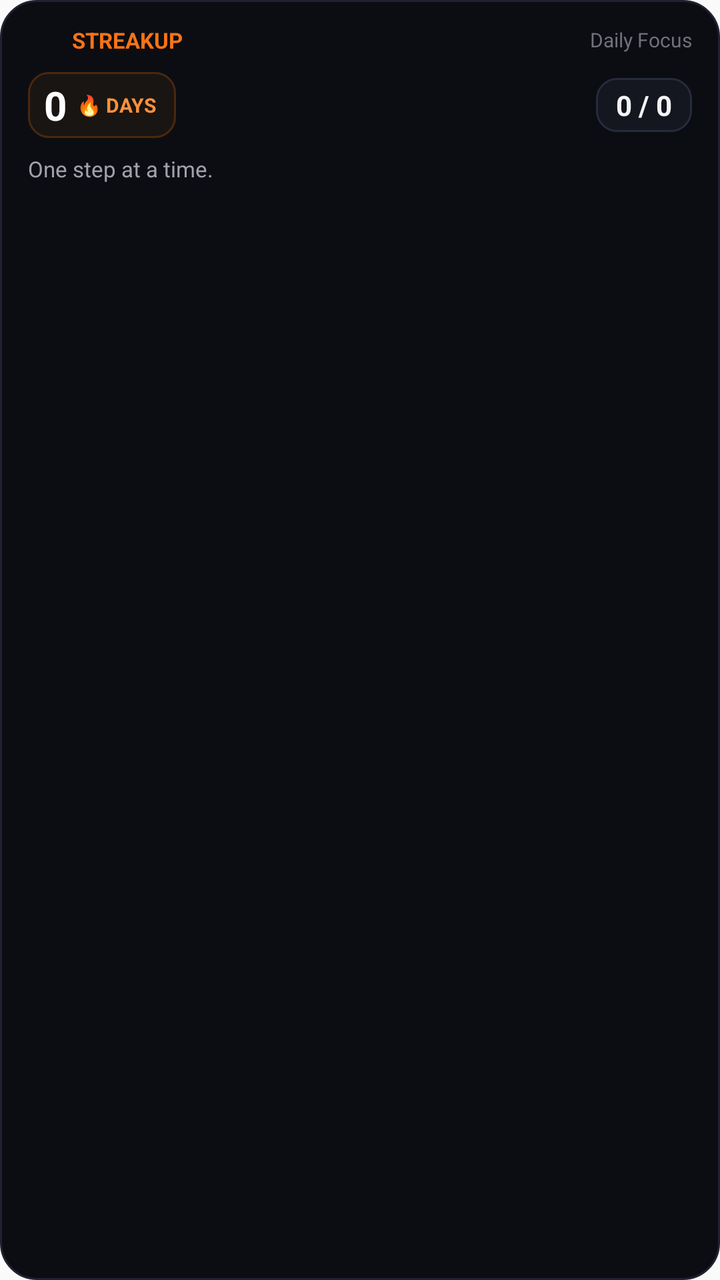
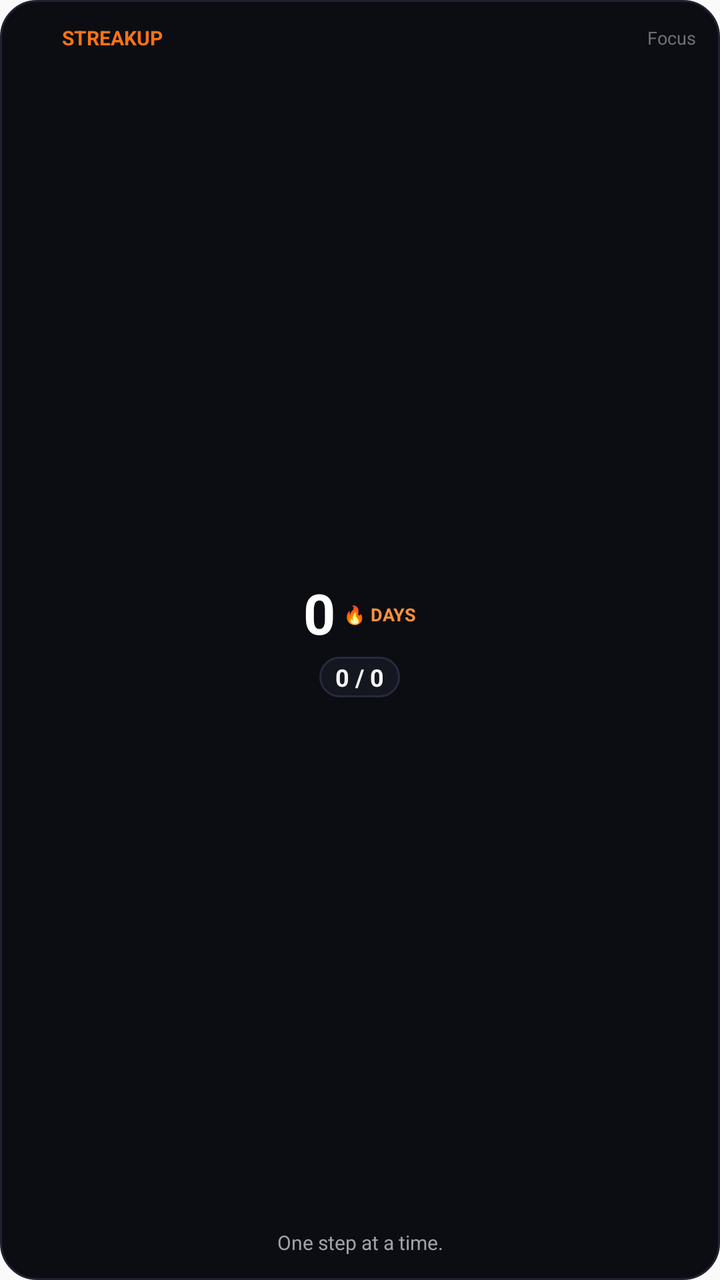

Before-and-after screenshots of an Android layout around one commit, followed by the original layout XML and the change that was made.
<!-- AndroidManifest.xml: application theme AppTheme -->
<!-- res/layout/widget_streakup.xml -->
<?xml version="1.0" encoding="utf-8"?>
<RelativeLayout xmlns:android="http://schemas.android.com/apk/res/android"
    android:id="@+id/widget_root"
    android:layout_width="match_parent"
    android:layout_height="match_parent"
    android:background="@drawable/widget_background"
    android:paddingStart="14dp"
    android:paddingTop="12dp"
    android:paddingEnd="14dp"
    android:paddingBottom="12dp">

    
    <LinearLayout
        android:id="@+id/widget_logged_in_container"
        android:layout_width="match_parent"
        android:layout_height="match_parent"
        android:orientation="vertical"
        android:visibility="visible">

        
        <LinearLayout
            android:layout_width="match_parent"
            android:layout_height="wrap_content"
            android:gravity="center_vertical"
            android:orientation="horizontal">

            <ImageView
                android:id="@+id/widget_logo_icon"
                android:layout_width="16dp"
                android:layout_height="16dp"
                android:contentDescription="@string/app_name"
                android:src="@mipmap/ic_launcher" />

            <TextView
                android:id="@+id/widget_app_title"
                android:layout_width="0dp"
                android:layout_height="wrap_content"
                android:layout_marginStart="6dp"
                android:layout_weight="1"
                android:text="STREAKUP"
                android:textColor="#f97316"
                android:textSize="11sp"
                android:textStyle="bold" />

            <TextView
                android:id="@+id/widget_user_name"
                android:layout_width="wrap_content"
                android:layout_height="wrap_content"
                android:ellipsize="end"
                android:maxLines="1"
                android:text="Daily Focus"
                android:textColor="#71717a"
                android:textSize="10sp" />
        </LinearLayout>

        
        <LinearLayout
            android:layout_width="match_parent"
            android:layout_height="wrap_content"
            android:layout_marginTop="8dp"
            android:gravity="center_vertical"
            android:orientation="horizontal">

            
            <LinearLayout
                android:id="@+id/widget_streak_badge_container"
                android:layout_width="wrap_content"
                android:layout_height="wrap_content"
                android:background="@drawable/widget_badge_background"
                android:gravity="center_vertical"
                android:orientation="horizontal"
                android:paddingStart="8dp"
                android:paddingTop="3dp"
                android:paddingEnd="10dp"
                android:paddingBottom="3dp">

                <TextView
                    android:id="@+id/widget_streak_count"
                    android:layout_width="wrap_content"
                    android:layout_height="wrap_content"
                    android:text="0"
                    android:textColor="#ffffff"
                    android:textSize="20sp"
                    android:textStyle="bold" />

                <TextView
                    android:id="@+id/widget_streak_unit"
                    android:layout_width="wrap_content"
                    android:layout_height="wrap_content"
                    android:layout_marginStart="5dp"
                    android:text="🔥 DAYS"
                    android:textColor="#fb923c"
                    android:textSize="10sp"
                    android:textStyle="bold" />
            </LinearLayout>

            <FrameLayout
                android:layout_width="0dp"
                android:layout_height="1dp"
                android:layout_weight="1" />

            
            <LinearLayout
                android:id="@+id/widget_tasks_container"
                android:layout_width="wrap_content"
                android:layout_height="wrap_content"
                android:background="@drawable/widget_tasks_background"
                android:gravity="center"
                android:orientation="horizontal"
                android:paddingStart="10dp"
                android:paddingTop="4dp"
                android:paddingEnd="10dp"
                android:paddingBottom="4dp">

                <TextView
                    android:id="@+id/widget_tasks_count"
                    android:layout_width="wrap_content"
                    android:layout_height="wrap_content"
                    android:text="0 / 0"
                    android:textColor="#f4f4f5"
                    android:textSize="14sp"
                    android:textStyle="bold" />
            </LinearLayout>
        </LinearLayout>

        
        <TextView
            android:id="@+id/widget_status_message"
            android:layout_width="match_parent"
            android:layout_height="wrap_content"
            android:layout_marginTop="8dp"
            android:ellipsize="end"
            android:maxLines="1"
            android:text="One step at a time."
            android:textColor="#a1a1aa"
            android:textSize="11sp" />
    </LinearLayout>

    
    <LinearLayout
        android:id="@+id/widget_logged_out_container"
        android:layout_width="match_parent"
        android:layout_height="match_parent"
        android:gravity="center"
        android:orientation="vertical"
        android:visibility="gone">

        <ImageView
            android:layout_width="24dp"
            android:layout_height="24dp"
            android:contentDescription="@string/app_name"
            android:src="@mipmap/ic_launcher" />

        <TextView
            android:layout_width="wrap_content"
            android:layout_height="wrap_content"
            android:layout_marginTop="4dp"
            android:text="StreakUp"
            android:textColor="#ffffff"
            android:textSize="13sp"
            android:textStyle="bold" />

        <TextView
            android:id="@+id/widget_logged_out_message"
            android:layout_width="wrap_content"
            android:layout_height="wrap_content"
            android:layout_marginTop="2dp"
            android:text="Tap to sign in and track your streak"
            android:textColor="#71717a"
            android:textSize="11sp" />
    </LinearLayout>

</RelativeLayout>
<!-- resources referenced by this layout -->
<resources>
  <!-- drawable widget_background (drawable) -->
  <?xml version="1.0" encoding="utf-8"?>
  <shape xmlns:android="http://schemas.android.com/apk/res/android"
      android:shape="rectangle">
      <solid android:color="#0c0d12" />
      <corners android:radius="18dp" />
      <stroke
          android:width="1dp"
          android:color="#1f2330" />
  </shape>
  <!-- drawable widget_badge_background (drawable) -->
  <?xml version="1.0" encoding="utf-8"?>
  <shape xmlns:android="http://schemas.android.com/apk/res/android"
      android:shape="rectangle">
      <solid android:color="#191512" />
      <corners android:radius="10dp" />
      <stroke
          android:width="1dp"
          android:color="#4a2810" />
  </shape>
  <!-- drawable widget_tasks_background (drawable) -->
  <?xml version="1.0" encoding="utf-8"?>
  <shape xmlns:android="http://schemas.android.com/apk/res/android"
      android:shape="rectangle">
      <solid android:color="#141720" />
      <corners android:radius="10dp" />
      <stroke
          android:width="1dp"
          android:color="#262b3d" />
  </shape>
  <!-- mipmap ic_launcher (mipmap-anydpi-v26) -->
  <?xml version="1.0" encoding="utf-8"?>
  <adaptive-icon xmlns:android="http://schemas.android.com/apk/res/android">
      <background android:drawable="@color/ic_launcher_background"/>
      <foreground android:drawable="@mipmap/ic_launcher_foreground"/>
  </adaptive-icon>
  <string name="app_name">StreakUp</string>
  <style name="AppTheme" parent="Theme.AppCompat.Light.DarkActionBar">
          
          <item name="colorPrimary">@color/colorPrimary</item>
          <item name="colorPrimaryDark">@color/colorPrimaryDark</item>
          <item name="colorAccent">@color/colorAccent</item>
      </style>
  <color name="ic_launcher_background">#09090b</color>
</resources>

<!-- the commit's change to res/layout/widget_streakup.xml (unified diff, before → after) -->
@@ -4,16 +4,14 @@
     android:layout_width="match_parent"
     android:layout_height="match_parent"
     android:background="@drawable/widget_background"
-    android:paddingStart="14dp"
-    android:paddingTop="12dp"
-    android:paddingEnd="14dp"
-    android:paddingBottom="12dp">
+    android:padding="12dp">
 
     
     <LinearLayout
         android:id="@+id/widget_logged_in_container"
         android:layout_width="match_parent"
         android:layout_height="match_parent"
+        android:gravity="center_horizontal"
         android:orientation="vertical"
         android:visibility="visible">
 
@@ -26,8 +24,8 @@
 
             <ImageView
                 android:id="@+id/widget_logo_icon"
-                android:layout_width="16dp"
-                android:layout_height="16dp"
+                android:layout_width="14dp"
+                android:layout_height="14dp"
                 android:contentDescription="@string/app_name"
                 android:src="@mipmap/ic_launcher" />
 
@@ -35,11 +33,11 @@
                 android:id="@+id/widget_app_title"
                 android:layout_width="0dp"
                 android:layout_height="wrap_content"
-                android:layout_marginStart="6dp"
+                android:layout_marginStart="5dp"
                 android:layout_weight="1"
                 android:text="STREAKUP"
                 android:textColor="#f97316"
-                android:textSize="11sp"
+                android:textSize="10sp"
                 android:textStyle="bold" />
 
             <TextView
@@ -48,69 +46,61 @@
                 android:layout_height="wrap_content"
                 android:ellipsize="end"
                 android:maxLines="1"
-                android:text="Daily Focus"
+                android:text="Focus"
                 android:textColor="#71717a"
-                android:textSize="10sp" />
+                android:textSize="9sp" />
         </LinearLayout>
 
         
         <LinearLayout
             android:layout_width="match_parent"
-            android:layout_height="wrap_content"
-            android:layout_marginTop="8dp"
-            android:gravity="center_vertical"
-            android:orientation="horizontal">
+            android:layout_height="0dp"
+            android:layout_weight="1"
+            android:gravity="center"
+            android:orientation="vertical">
 
             
             <LinearLayout
-                android:id="@+id/widget_streak_badge_container"
                 android:layout_width="wrap_content"
                 android:layout_height="wrap_content"
-                android:background="@drawable/widget_badge_background"
                 android:gravity="center_vertical"
-                android:orientation="horizontal"
-                android:paddingStart="8dp"
-                android:paddingTop="3dp"
-                android:paddingEnd="10dp"
-                android:paddingBottom="3dp">
+                android:orientation="horizontal">
 
                 <TextView
                     android:id="@+id/widget_streak_count"
                     android:layout_width="wrap_content"
                     android:layout_height="wrap_content"
+                    android:includeFontPadding="false"
                     android:text="0"
                     android:textColor="#ffffff"
-                    android:textSize="20sp"
+                    android:textSize="28sp"
                     android:textStyle="bold" />
 
                 <TextView
                     android:id="@+id/widget_streak_unit"
                     android:layout_width="wrap_content"
                     android:layout_height="wrap_content"
-                    android:layout_marginStart="5dp"
+                    android:layout_marginStart="4dp"
+                    android:includeFontPadding="false"
                     android:text="🔥 DAYS"
                     android:textColor="#fb923c"
-                    android:textSize="10sp"
+                    android:textSize="9sp"
                     android:textStyle="bold" />
             </LinearLayout>
-
-            <FrameLayout
-                android:layout_width="0dp"
-                android:layout_height="1dp"
-                android:layout_weight="1" />
 
             
             <LinearLayout
                 android:id="@+id/widget_tasks_container"
                 android:layout_width="wrap_content"
                 android:layout_height="wrap_content"
+                android:layout_marginTop="4dp"
                 android:background="@drawable/widget_tasks_background"
                 android:gravity="center"
                 android:orientation="horizontal"
-                android:paddingStart="10dp"
-                android:paddingTop="4dp"
-                android:paddingEnd="10dp"
-                android:paddingBottom="4dp">
+                android:paddingStart="8dp"
+                android:paddingTop="2dp"
+                android:paddingEnd="8dp"
+                android:paddingBottom="2dp">
 
                 <TextView
                     android:id="@+id/widget_tasks_count"
@@ -118,7 +108,7 @@
                     android:layout_height="wrap_content"
                     android:text="0 / 0"
                     android:textColor="#f4f4f5"
-                    android:textSize="14sp"
+                    android:textSize="12sp"
                     android:textStyle="bold" />
             </LinearLayout>
         </LinearLayout>
@@ -128,12 +118,13 @@
             android:id="@+id/widget_status_message"
             android:layout_width="match_parent"
             android:layout_height="wrap_content"
-            android:layout_marginTop="8dp"
             android:ellipsize="end"
-            android:maxLines="1"
+            android:gravity="center"
+            android:maxLines="2"
             android:text="One step at a time."
+            android:textAlignment="center"
             android:textColor="#a1a1aa"
-            android:textSize="11sp" />
+            android:textSize="10sp" />
     </LinearLayout>
 
     
@@ -146,18 +137,18 @@
         android:visibility="gone">
 
         <ImageView
-            android:layout_width="24dp"
-            android:layout_height="24dp"
+            android:layout_width="22dp"
+            android:layout_height="22dp"
             android:contentDescription="@string/app_name"
             android:src="@mipmap/ic_launcher" />
 
         <TextView
             android:layout_width="wrap_content"
             android:layout_height="wrap_content"
-            android:layout_marginTop="4dp"
+            android:layout_marginTop="3dp"
             android:text="StreakUp"
             android:textColor="#ffffff"
-            android:textSize="13sp"
+            android:textSize="12sp"
             android:textStyle="bold" />
 
         <TextView
@@ -165,9 +156,10 @@
             android:layout_width="wrap_content"
             android:layout_height="wrap_content"
             android:layout_marginTop="2dp"
-            android:text="Tap to sign in and track your streak"
+            android:gravity="center"
+            android:text="Tap to sign in"
             android:textColor="#71717a"
-            android:textSize="11sp" />
+            android:textSize="10sp" />
     </LinearLayout>
 
 </RelativeLayout>
<!-- resource entries referenced after the edit -->
@@ -9,16 +9,6 @@
       <stroke
           android:width="1dp"
           android:color="#1f2330" />
-  </shape>
-  <!-- drawable widget_badge_background (drawable) -->
-  <?xml version="1.0" encoding="utf-8"?>
-  <shape xmlns:android="http://schemas.android.com/apk/res/android"
-      android:shape="rectangle">
-      <solid android:color="#191512" />
-      <corners android:radius="10dp" />
-      <stroke
-          android:width="1dp"
-          android:color="#4a2810" />
   </shape>
   <!-- drawable widget_tasks_background (drawable) -->
   <?xml version="1.0" encoding="utf-8"?>
@@ -34,7 +24,11 @@
   <?xml version="1.0" encoding="utf-8"?>
   <adaptive-icon xmlns:android="http://schemas.android.com/apk/res/android">
       <background android:drawable="@color/ic_launcher_background"/>
-      <foreground android:drawable="@mipmap/ic_launcher_foreground"/>
+      <foreground>
+          <inset
+              android:drawable="@mipmap/ic_launcher_foreground"
+              android:inset="16%" />
+      </foreground>
   </adaptive-icon>
   <string name="app_name">StreakUp</string>
   <style name="AppTheme" parent="Theme.AppCompat.Light.DarkActionBar">
